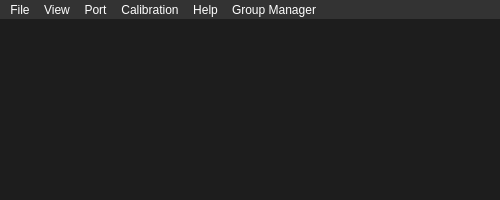
Above: multibench/mainwindow.ui from IlyaZh/Maiman-MCBS before the change. Below: the same form after it.
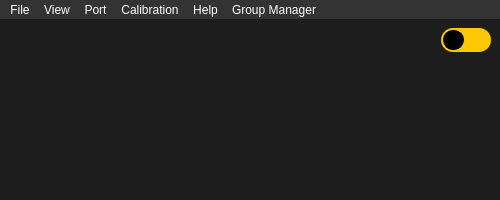
That is the form after the change.

The edit to the form file:
```diff
--- a/multibench/mainwindow.ui
+++ b/multibench/mainwindow.ui
@@ -78,20 +78,116 @@
     </font>
    </property>
    <layout class="QGridLayout" name="gridLayout_2">
-    <item row="1" column="1">
+    <item row="0" column="0">
+     <spacer name="horizontalSpacer">
+      <property name="orientation">
+       <enum>Qt::Horizontal</enum>
+      </property>
+      <property name="sizeType">
+       <enum>QSizePolicy::Expanding</enum>
+      </property>
+      <property name="sizeHint" stdset="0">
+       <size>
+        <width>40</width>
+        <height>20</height>
+       </size>
+      </property>
+     </spacer>
+    </item>
+    <item row="2" column="2">
      <spacer name="verticalSpacer">
       <property name="orientation">
        <enum>Qt::Vertical</enum>
       </property>
       <property name="sizeHint" stdset="0">
        <size>
-        <width>20</width>
+        <width>0</width>
         <height>40</height>
        </size>
       </property>
      </spacer>
     </item>
-    <item row="0" column="0" rowspan="2">
+    <item row="0" column="1">
+     <widget class="QCheckBox" name="switchStyle">
+      <property name="sizePolicy">
+       <sizepolicy hsizetype="Fixed" vsizetype="Fixed">
+        <horstretch>0</horstretch>
+        <verstretch>0</verstretch>
+       </sizepolicy>
+      </property>
+      <property name="maximumSize">
+       <size>
+        <width>50</width>
+        <height>24</height>
+       </size>
+      </property>
+      <property name="styleSheet">
+       <string notr="true">QCheckBox{
+        background-color: #ffc803;
+        border-radius: 12px;
+        border: 0px solid #000000;
+        width: 50px;
+        height: 24px;
+}    
+QCheckBox::indicator {
+        width: 20px;
+        height: 20px;
+    }
+
+    QCheckBox::indicator::unchecked {
+        background-color: #ffc803;
+        border-radius: 12px;
+        border: 1px solid #000000;
+    }
+/*
+    QCheckBox::indicator::unchecked::hover {
+        background-color: #ffc803;
+    }
+*/
+    QCheckBox::indicator::checked {
+        background-color: #353535;
+        border-radius: 12px;
+        border: 1px solid #666666;
+    }
+/*
+    QCheckBox::indicator::checked::hover {
+        background-color: #000000;
+    }
+*/
+    QCheckBox::indicator::unchecked {
+        /*position: absolute;*/
+        left: 2px;
+        content: &quot;&quot;;
+        width: 19px;
+        height: 18px;
+        background-color: #000000;
+        border-radius: 10px;
+        transition: all 0.3s;
+    }
+
+    QCheckBox::indicator::checked {
+        position: absolute;
+        left: 22px;
+        content: &quot;&quot;;
+        width: 19px;
+        height: 18px;
+        background-color: #ffc803;
+        border-radius: 10px;
+        transition: all 0.3s;
+    }</string>
+      </property>
+      <property name="iconSize">
+       <size>
+        <width>20</width>
+        <height>20</height>
+       </size>
+      </property>
+      <property name="checked">
+       <bool>false</bool>
+      </property>
+     </widget>
+    </item>
+    <item row="1" column="0" rowspan="2" colspan="2">
      <widget class="QScrollArea" name="scrollArea">
       <property name="sizePolicy">
        <sizepolicy hsizetype="MinimumExpanding" vsizetype="Minimum">
@@ -128,8 +224,8 @@
         <rect>
          <x>0</x>
          <y>0</y>
-         <width>456</width>
-         <height>141</height>
+         <width>476</width>
+         <height>111</height>
         </rect>
        </property>
       </widget>
```
